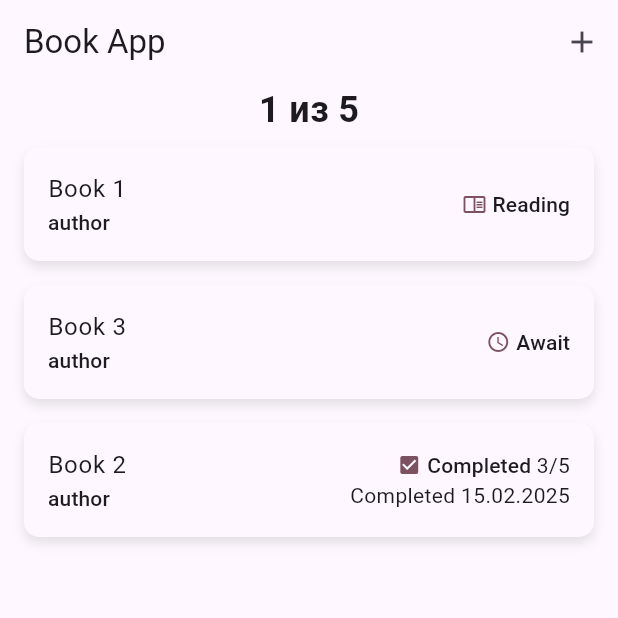
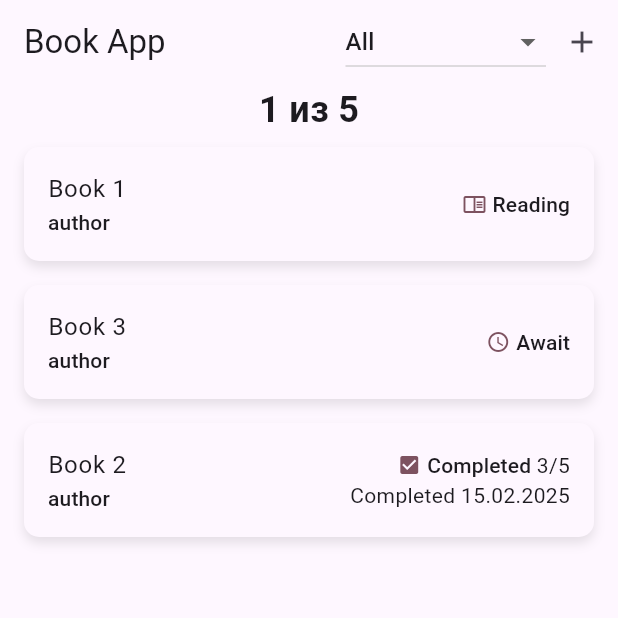
Before and after one commit to Dana-Nam/book_app, a Flutter app: the screen it shows after launch, on a phone screen of 412 x 824 dp, the top half of it. Run offline on Flutter 3.47's test engine with Material 3 defaults, Android fonts, the phone set to English and light mode, and no system bars.

Commit message:
Added sorting and display by status

```diff
--- a/lib/book_app.dart
+++ b/lib/book_app.dart
@@ -104,12 +104,35 @@ class _BookAppState extends State<BookApp> {
     );
   }
 
+  String? selectedStatus;
+
   @override
   Widget build(BuildContext context) {
+    List<Book> filteredBooks = books
+        .where(
+            (book) => selectedStatus == null || book.statusId == selectedStatus)
+        .toList();
+
     return Scaffold(
       appBar: AppBar(
         title: Text('Book App'),
         actions: [
+          DropdownButton<String>(
+            value: selectedStatus,
+            hint: Text("Filter by Status"),
+            onChanged: (String? newValue) {
+              setState(() {
+                selectedStatus = newValue;
+              });
+            },
+            items: [
+              DropdownMenuItem(value: null, child: Text("All")),
+              DropdownMenuItem(value: 'on_shelf', child: Text("On shelf")),
+              DropdownMenuItem(value: 'in_process', child: Text("Reading")),
+              DropdownMenuItem(value: 'await', child: Text("Await")),
+              DropdownMenuItem(value: 'completed', child: Text("Completed")),
+            ],
+          ),
           IconButton(
             onPressed: openAddBookSheet,
             icon: Icon(Icons.add),
@@ -121,7 +144,7 @@ class _BookAppState extends State<BookApp> {
           BookCounter(books: books),
           Expanded(
             child: BookScreen(
-              books: books,
+              books: filteredBooks,
               onToggle: toggleBookCompletion,
               onDelete: deleteBook,
               onBookEdited: openEditBookSheet,
```
